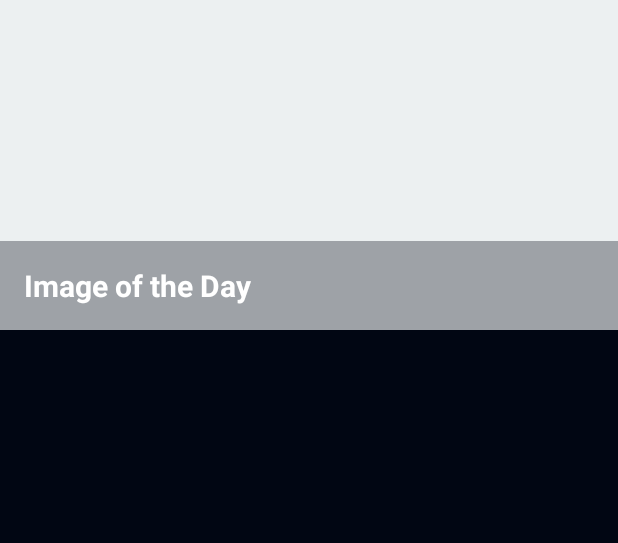
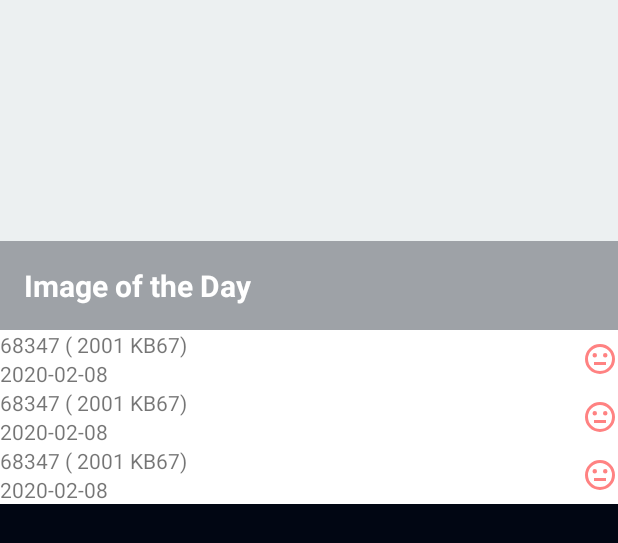
Before and after one commit to Manasask8127/AsteroidRadar, an Android app: the layout fragment_main.xml on its own in the app's theme, with its tools: preview values and no code run, on a phone screen of 412 x 824 dp. Shown: the top 543 px of the screen. Run offline under Robolectric (Android 15) with nearby library versions, the phone set to English and light mode, and no system bars.

Commit message:
asteroid list layout declared

```diff
--- /dev/null
+++ b/app/src/main/res/layout/asteroid_item.xml
@@ -0,0 +1,39 @@
+<?xml version="1.0" encoding="utf-8"?>
+
+<androidx.constraintlayout.widget.ConstraintLayout xmlns:android="http://schemas.android.com/apk/res/android"
+    android:layout_width="match_parent"
+    android:layout_height="wrap_content"
+    xmlns:app="http://schemas.android.com/apk/res-auto"
+    xmlns:tools="http://schemas.android.com/tools"
+    android:background="#FFFFFF">
+
+    <TextView
+        android:id="@+id/item_name"
+        android:layout_width="wrap_content"
+        android:layout_height="wrap_content"
+        app:layout_constraintStart_toStartOf="parent"
+        app:layout_constraintTop_toTopOf="parent"
+        tools:text="68347 ( 2001 KB67)"
+        />
+
+    <TextView
+        android:id="@+id/item_date"
+        android:layout_width="wrap_content"
+        android:layout_height="wrap_content"
+        app:layout_constraintBottom_toBottomOf="parent"
+        app:layout_constraintStart_toStartOf="@id/item_name"
+        app:layout_constraintTop_toBottomOf="@+id/item_name"
+        tools:text="2020-02-08"
+        />
+
+    <ImageView
+        android:id="@+id/item_image"
+        android:layout_width="wrap_content"
+        android:layout_height="wrap_content"
+        app:layout_constraintBottom_toBottomOf="parent"
+        app:layout_constraintEnd_toEndOf="parent"
+        app:layout_constraintTop_toTopOf="parent"
+        tools:srcCompat="@drawable/ic_status_potentially_hazardous"
+
+        />
+</androidx.constraintlayout.widget.ConstraintLayout>
--- a/app/src/main/res/layout/fragment_main.xml
+++ b/app/src/main/res/layout/fragment_main.xml
@@ -1,6 +1,7 @@
 <?xml version="1.0" encoding="utf-8"?>
 <layout xmlns:android="http://schemas.android.com/apk/res/android"
-    xmlns:app="http://schemas.android.com/apk/res-auto">
+    xmlns:app="http://schemas.android.com/apk/res-auto"
+    xmlns:tools="http://schemas.android.com/tools">
 
     <data>
         <variable
@@ -53,7 +54,8 @@
             app:layout_constraintHorizontal_bias="0.0"
             app:layout_constraintStart_toStartOf="parent"
             app:layout_constraintTop_toBottomOf="@+id/activity_main_image_of_the_day_layout"
-            app:layout_constraintVertical_bias="0.0" />
+            app:layout_constraintVertical_bias="0.0"
+            tools:listitem="@layout/asteroid_item"/>
 
         <ProgressBar
             android:id="@+id/status_loading_wheel"
```
